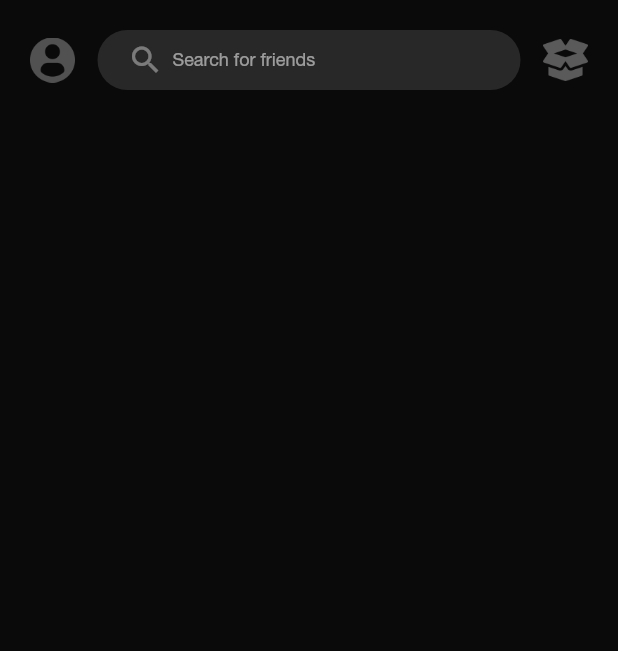
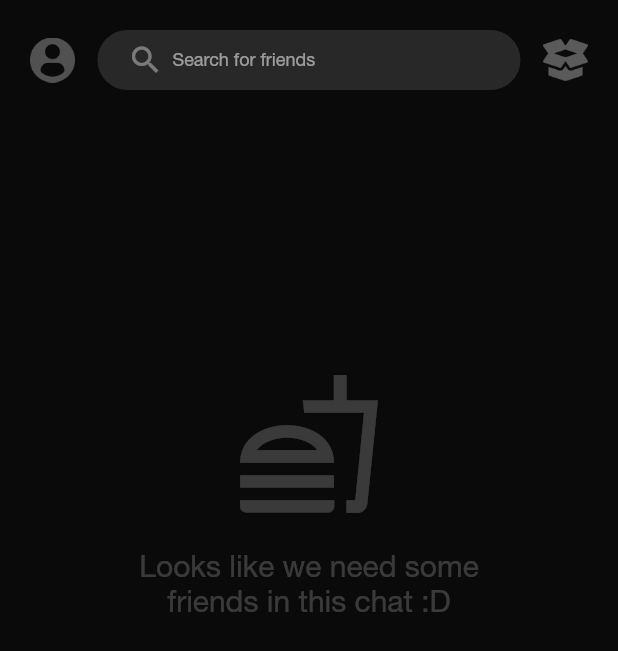
Before and after one commit to AneekRahman/jynx-social-app, a Flutter app: the HomePage screen opened by its route, on a phone screen of 412 x 824 dp. Shown: the top 651 px of the screen. Run offline on Flutter 3.47's test engine with Material 2 defaults, Android fonts, the phone set to English and light mode, and no system bars; our stand-ins replace cloud_firestore, firebase_auth, firebase_core, firebase_database, firebase_storage, image_picker and 3 more; missing offline and left inert: firebase_app_check, flutter_webrtc, google_api_headers, google_maps_webservice, sdp_transform; accounts and stored records are empty.

Commit message:
- Fix debug code

```diff
--- a/social-app-client/lib/modules/RTDUsersChatsList.dart
+++ b/social-app-client/lib/modules/RTDUsersChatsList.dart
@@ -117,8 +117,7 @@ class _RTDUsersChatsListState extends State<RTDUsersChatsList> {
             loading: _loading,
           ),
           Expanded(
-            child: _chatRoomsInfosList.length != 0 && !_loading
-                // _chatRoomsInfosList.length == 0 && !_loading
+            child: _chatRoomsInfosList.length == 0 && !_loading
                 ? _buildNoChatsFoundMsg()
                 : CustomScrollView(
                     physics: BouncingScrollPhysics(),
```
